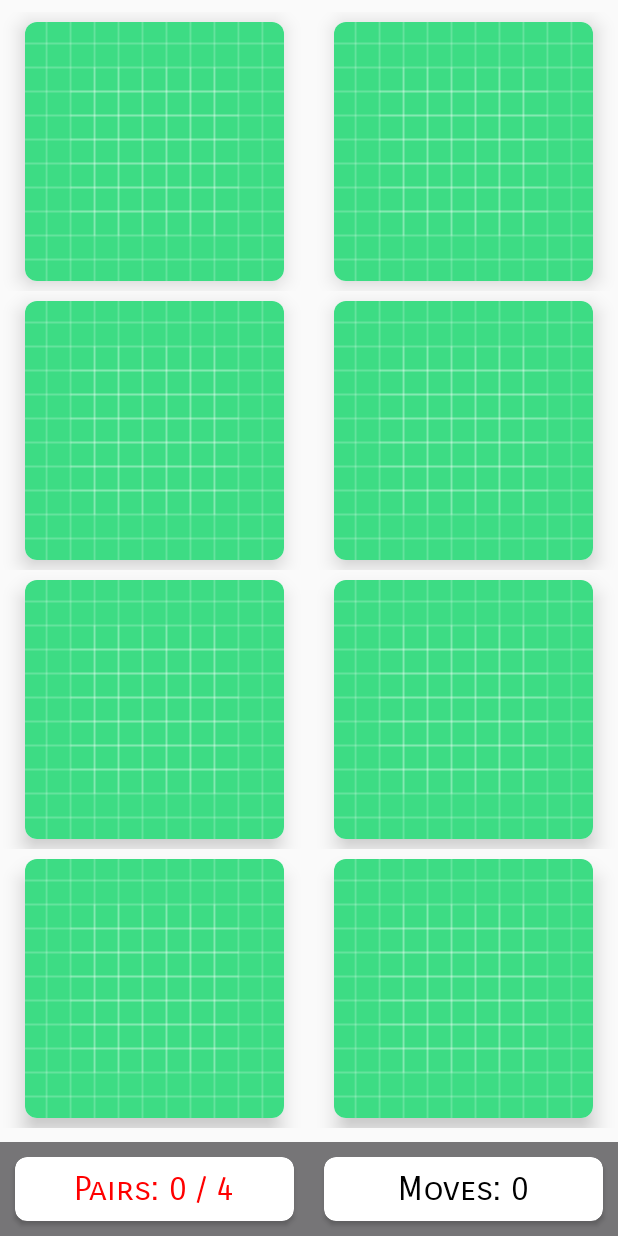
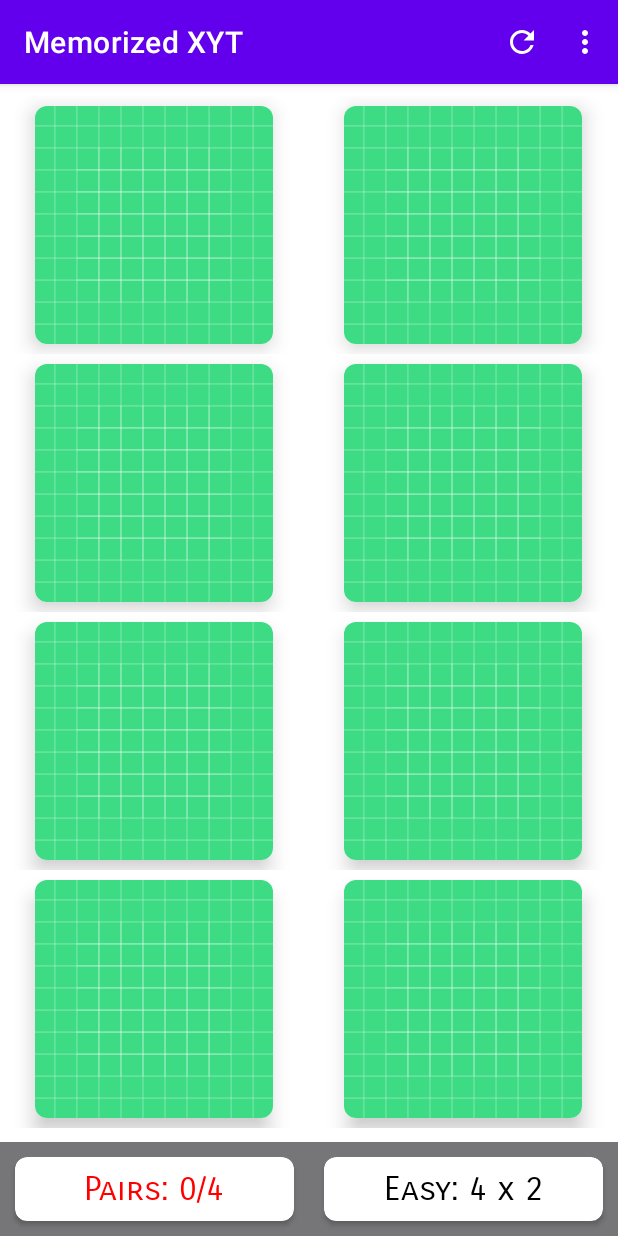
Before and after one commit to ishu260596/Memorize-XYT, an Android app: the screen it shows after launch (MainActivity), on a phone screen of 412 x 824 dp. Run offline under Robolectric (Android 15) with nearby library versions, the phone set to English and light mode, and no system bars.

Commit message:
Different sizes of the game

```diff
--- a/app/src/main/java/com/ishwar_arcore/memorizedxyt/MainActivity.kt
+++ /dev/null
@@ -1,90 +0,0 @@
-package com.ishwar_arcore.memorizedxyt
-
-import android.animation.ArgbEvaluator
-import androidx.appcompat.app.AppCompatActivity
-import android.os.Bundle
-import android.util.Log
-import android.widget.TextView
-import androidx.coordinatorlayout.widget.CoordinatorLayout
-import androidx.core.content.ContextCompat
-import androidx.recyclerview.widget.GridLayoutManager
-import androidx.recyclerview.widget.RecyclerView
-import com.google.android.material.snackbar.Snackbar
-import com.ishwar_arcore.memorizedxyt.model.BoardSize
-import com.ishwar_arcore.memorizedxyt.model.MemoryCard
-import com.ishwar_arcore.memorizedxyt.model.MemoryGame
-import com.ishwar_arcore.memorizedxyt.views.MemoryBoardAdapter
-
-class MainActivity : AppCompatActivity() {
-
-    private lateinit var clRoot: CoordinatorLayout
-    private lateinit var rvBoard: RecyclerView
-    private lateinit var tvNumMoves: TextView
-    private lateinit var tvNumPairs: TextView
-
-    private lateinit var adapter: MemoryBoardAdapter
-    private lateinit var memoryGame: MemoryGame
-
-
-    private var boardSize: BoardSize = BoardSize.EASY
-
-    override fun onCreate(savedInstanceState: Bundle?) {
-        super.onCreate(savedInstanceState)
-        setContentView(R.layout.activity_main)
-
-        setViews()
-    }
-
-    private fun setRecyclerView() {
-
-        memoryGame = MemoryGame(boardSize)
-
-        adapter = MemoryBoardAdapter(this, boardSize, memoryGame.cards,
-            object : MemoryBoardAdapter.CardClickListener {
-                override fun onCardClick(position: Int) {
-                    Log.d("tag", "Hi I am from $position")
-                    updateGameFlip(position)
-                }
-            })
-        rvBoard.adapter = adapter
-        rvBoard.layoutManager = GridLayoutManager(this, boardSize.getWidth())
-        rvBoard.hasFixedSize()
-
-    }
-
-    private fun updateGameFlip(position: Int) {
-        if (memoryGame.haveWonTehGame()) {
-            Snackbar.make(clRoot, "You already won", Snackbar.LENGTH_LONG).show()
-            return
-        }
-
-        if (memoryGame.isCardFlipUp(position)) {
-            Snackbar.make(clRoot, "Invalid move", Snackbar.LENGTH_SHORT).show()
-            return
-        }
-
-        if (memoryGame.flipCard(position)) {
-            tvNumPairs.text = "Pairs: ${memoryGame.numPairsFound} / ${boardSize.getPairs()}"
-            val color = ArgbEvaluator().evaluate(
-                memoryGame.numPairsFound.toFloat() / boardSize.getPairs(),
-                ContextCompat.getColor(this, R.color.color_progress_zero),
-                ContextCompat.getColor(this, R.color.color_progress_full)
-            ) as Int
-            tvNumPairs.setTextColor(color)
-            if (memoryGame.haveWonTehGame()) {
-                Snackbar.make(clRoot, "You won! Congratulations", Snackbar.LENGTH_LONG).show()
-            }
-        }
-        tvNumMoves.text = "Moves: ${memoryGame.getNumMoves()}"
-        adapter.notifyDataSetChanged()
-    }
-
-    private fun setViews() {
-        clRoot = findViewById(R.id.clRoot)
-        rvBoard = findViewById(R.id.rvBoard)
-        tvNumMoves = findViewById(R.id.tvNumMoves)
-        tvNumPairs = findViewById(R.id.tvNumPairs)
-        tvNumPairs.setTextColor(ContextCompat.getColor(this, R.color.color_progress_zero))
-        setRecyclerView()
-    }
-}
--- /dev/null
+++ b/app/src/main/res/drawable/ic_refresh.xml
@@ -0,0 +1,10 @@
+<vector xmlns:android="http://schemas.android.com/apk/res/android"
+    android:width="24dp"
+    android:height="24dp"
+    android:viewportWidth="24"
+    android:viewportHeight="24"
+    android:tint="?attr/colorControlNormal">
+  <path
+      android:fillColor="@android:color/white"
+      android:pathData="M17.65,6.35C16.2,4.9 14.21,4 12,4c-4.42,0 -7.99,3.58 -7.99,8s3.57,8 7.99,8c3.73,0 6.84,-2.55 7.73,-6h-2.08c-0.82,2.33 -3.04,4 -5.65,4 -3.31,0 -6,-2.69 -6,-6s2.69,-6 6,-6c1.66,0 3.14,0.69 4.22,1.78L13,11h7V4l-2.35,2.35z"/>
+</vector>
--- a/app/src/main/res/layout/activity_main.xml
+++ b/app/src/main/res/layout/activity_main.xml
@@ -10,7 +10,7 @@
     <androidx.constraintlayout.widget.ConstraintLayout
         android:layout_width="match_parent"
         android:layout_height="match_parent"
-        tools:context=".MainActivity">
+        tools:context=".views.MainActivity">
 
         <LinearLayout
             android:id="@+id/llGameInfo"
--- /dev/null
+++ b/app/src/main/res/menu/menu.xml
@@ -0,0 +1,24 @@
+<?xml version="1.0" encoding="utf-8"?>
+<menu xmlns:app="http://schemas.android.com/apk/res-auto"
+    xmlns:android="http://schemas.android.com/apk/res/android">
+
+    <item
+        android:id="@+id/mi_refresh"
+        android:icon="@drawable/ic_refresh"
+        android:title="Refresh"
+        app:showAsAction="always" />
+    <item
+        android:id="@+id/mi_new_size"
+        android:title="Choose new size"
+        app:showAsAction="never" />
+<!--    <item-->
+    <!--        android:id="@+id/mi_custom"-->
+    <!--        android:title="Create custom game"-->
+    <!--        app:showAsAction="never" />-->
+    <!--    <item-->
+    <!--        android:id="@+id/mi_download"-->
+    <!--        android:title="Download custom game" />-->
+    <!--    <item-->
+    <!--        android:id="@+id/mi_about"-->
+    <!--        android:title="Created by Ishwar ➡️" />-->
+</menu>
--- a/app/src/main/res/values-night/themes.xml
+++ b/app/src/main/res/values-night/themes.xml
@@ -1,6 +1,6 @@
 <resources xmlns:tools="http://schemas.android.com/tools">
     <!-- Base application theme. -->
-    <style name="Theme.MemorizedXYT" parent="Theme.MaterialComponents.Light.NoActionBar.Bridge">
+    <style name="Theme.MemorizedXYT" parent="Theme.MaterialComponents.DayNight.DarkActionBar">
         <!-- Primary brand color. -->
         <item name="colorPrimary">@color/purple_200</item>
         <item name="colorPrimaryVariant">@color/purple_700</item>
--- a/app/src/main/res/values/themes.xml
+++ b/app/src/main/res/values/themes.xml
@@ -1,6 +1,6 @@
 <resources xmlns:tools="http://schemas.android.com/tools">
     <!-- Base application theme. -->
-    <style name="Theme.MemorizedXYT" parent="Theme.MaterialComponents.Light.NoActionBar.Bridge">
+    <style name="Theme.MemorizedXYT" parent="Theme.MaterialComponents.DayNight.DarkActionBar">
         <!-- Primary brand color. -->
         <item name="colorPrimary">@color/purple_500</item>
         <item name="colorPrimaryVariant">@color/purple_700</item>
```
Also changed, not shown: app/src/main/AndroidManifest.xml (+8 -1 lines), app/src/main/java/com/ishwar_arcore/memorizedxyt/views/MainActivity.kt (added, +178 -0 lines), app/src/main/java/com/ishwar_arcore/memorizedxyt/views/MemoryBoardAdapter.kt (+4 -5 lines), app/src/main/java/com/ishwar_arcore/memorizedxyt/views/SplashScreenActivity.kt (added, +12 -0 lines), app/src/main/res/layout/activity_splash_screen.xml (added, +9 -0 lines), app/src/main/res/layout/dialoge_board_size.xml (added, +37 -0 lines).
